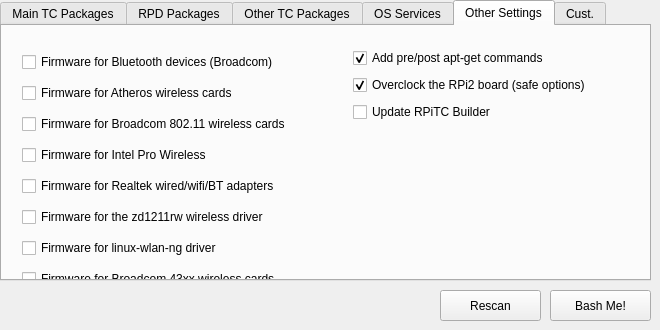
This is rpitc.ui in Gibbio/RPiTC_Builder as Qt 5 draws it before an edit. The edited form follows.
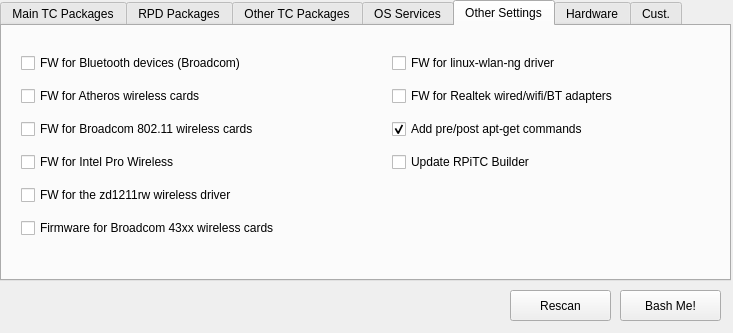
This is the edited form. The open tabs and pages were chosen to show the change. Icons and pictures are not drawn.

Commit message: Added switch for internal Bluetooth/WLAN

Patch:
```diff
--- a/rpitc.ui
+++ b/rpitc.ui
@@ -6,8 +6,8 @@
    <rect>
     <x>0</x>
     <y>0</y>
-    <width>660</width>
-    <height>330</height>
+    <width>733</width>
+    <height>333</height>
    </rect>
   </property>
   <property name="windowTitle">
@@ -23,7 +23,7 @@
      <rect>
       <x>0</x>
       <y>0</y>
-      <width>651</width>
+      <width>731</width>
       <height>281</height>
      </rect>
     </property>
@@ -535,13 +535,53 @@
      <widget class="QWidget" name="verticalLayoutWidget_6">
       <property name="geometry">
        <rect>
-        <x>340</x>
+        <x>380</x>
         <y>10</y>
-        <width>316</width>
-        <height>101</height>
+        <width>332</width>
+        <height>154</height>
        </rect>
       </property>
       <layout class="QVBoxLayout" name="othercfg_verticalLayout">
+       <property name="leftMargin">
+        <number>10</number>
+       </property>
+       <property name="topMargin">
+        <number>10</number>
+       </property>
+       <property name="rightMargin">
+        <number>10</number>
+       </property>
+       <property name="bottomMargin">
+        <number>10</number>
+       </property>
+       <item>
+        <widget class="QCheckBox" name="ng_firmware_checkBox">
+         <property name="text">
+          <string>FW for linux-wlan-ng driver</string>
+         </property>
+         <property name="icon">
+          <iconset resource="icons.qrc">
+           <normaloff>:/icons/firmware_icon.png</normaloff>:/icons/firmware_icon.png</iconset>
+         </property>
+         <property name="checked">
+          <bool>false</bool>
+         </property>
+        </widget>
+       </item>
+       <item>
+        <widget class="QCheckBox" name="rtl_firmware_checkBox">
+         <property name="text">
+          <string>FW for Realtek wired/wifi/BT adapters</string>
+         </property>
+         <property name="icon">
+          <iconset resource="icons.qrc">
+           <normaloff>:/icons/firmware_icon.png</normaloff>:/icons/firmware_icon.png</iconset>
+         </property>
+         <property name="checked">
+          <bool>false</bool>
+         </property>
+        </widget>
+       </item>
        <item>
         <widget class="QCheckBox" name="aptcache_checkBox">
          <property name="text">
@@ -556,20 +596,6 @@
          </property>
         </widget>
        </item>
-       <item>
-        <widget class="QCheckBox" name="overclock_checkBox">
-         <property name="text">
-          <string>Overclock the RPi2 board (safe options)</string>
-         </property>
-         <property name="icon">
-          <iconset resource="icons.qrc">
-           <normaloff>:/icons/overclock_icon.png</normaloff>:/icons/overclock_icon.png</iconset>
-         </property>
-         <property name="checked">
-          <bool>true</bool>
-         </property>
-        </widget>
-       </item>
        <item>
         <widget class="QCheckBox" name="update_checkBox">
          <property name="text">
@@ -591,15 +617,27 @@
        <rect>
         <x>9</x>
         <y>10</y>
-        <width>355</width>
-        <height>276</height>
+        <width>372</width>
+        <height>224</height>
        </rect>
       </property>
       <layout class="QVBoxLayout" name="firmware_verticalLayout">
+       <property name="leftMargin">
+        <number>10</number>
+       </property>
+       <property name="topMargin">
+        <number>10</number>
+       </property>
+       <property name="rightMargin">
+        <number>10</number>
+       </property>
+       <property name="bottomMargin">
+        <number>10</number>
+       </property>
        <item>
         <widget class="QCheckBox" name="bluez_firmware_checkBox">
          <property name="text">
-          <string>Firmware for Bluetooth devices (Broadcom)</string>
+          <string>FW for Bluetooth devices (Broadcom)</string>
          </property>
          <property name="icon">
           <iconset resource="icons.qrc">
@@ -613,7 +651,7 @@
        <item>
         <widget class="QCheckBox" name="ath_firmware_checkBox">
          <property name="text">
-          <string>Firmware for Atheros wireless cards</string>
+          <string>FW for Atheros wireless cards</string>
          </property>
          <property name="icon">
           <iconset resource="icons.qrc">
@@ -627,7 +665,7 @@
        <item>
         <widget class="QCheckBox" name="bcm_firmware_checkBox">
          <property name="text">
-          <string>Firmware for Broadcom 802.11 wireless cards</string>
+          <string>FW for Broadcom 802.11 wireless cards</string>
          </property>
          <property name="icon">
           <iconset resource="icons.qrc">
@@ -641,21 +679,7 @@
        <item>
         <widget class="QCheckBox" name="intel_firmware_checkBox">
          <property name="text">
-          <string>Firmware for Intel Pro Wireless</string>
-         </property>
-         <property name="icon">
-          <iconset resource="icons.qrc">
-           <normaloff>:/icons/firmware_icon.png</normaloff>:/icons/firmware_icon.png</iconset>
-         </property>
-         <property name="checked">
-          <bool>false</bool>
-         </property>
-        </widget>
-       </item>
-       <item>
-        <widget class="QCheckBox" name="rtl_firmware_checkBox">
-         <property name="text">
-          <string>Firmware for Realtek wired/wifi/BT adapters</string>
+          <string>FW for Intel Pro Wireless</string>
          </property>
          <property name="icon">
           <iconset resource="icons.qrc">
@@ -669,21 +693,7 @@
        <item>
         <widget class="QCheckBox" name="zd_firmware_checkBox">
          <property name="text">
-          <string>Firmware for the zd1211rw wireless driver</string>
-         </property>
-         <property name="icon">
-          <iconset resource="icons.qrc">
-           <normaloff>:/icons/firmware_icon.png</normaloff>:/icons/firmware_icon.png</iconset>
-         </property>
-         <property name="checked">
-          <bool>false</bool>
-         </property>
-        </widget>
-       </item>
-       <item>
-        <widget class="QCheckBox" name="ng_firmware_checkBox">
-         <property name="text">
-          <string>Firmware for linux-wlan-ng driver</string>
+          <string>FW for the zd1211rw wireless driver</string>
          </property>
          <property name="icon">
           <iconset resource="icons.qrc">
@@ -711,6 +721,77 @@
       </layout>
      </widget>
     </widget>
+    <widget class="QWidget" name="rpi3_tab">
+     <attribute name="title">
+      <string>Hardware</string>
+     </attribute>
+     <widget class="QWidget" name="verticalLayoutWidget_9">
+      <property name="geometry">
+       <rect>
+        <x>10</x>
+        <y>10</y>
+        <width>391</width>
+        <height>119</height>
+       </rect>
+      </property>
+      <layout class="QVBoxLayout" name="verticalLayout">
+       <property name="leftMargin">
+        <number>10</number>
+       </property>
+       <property name="topMargin">
+        <number>10</number>
+       </property>
+       <property name="rightMargin">
+        <number>10</number>
+       </property>
+       <property name="bottomMargin">
+        <number>10</number>
+       </property>
+       <item>
+        <widget class="QCheckBox" name="overclock_checkBox">
+         <property name="text">
+          <string>Overclock the RPi2/3 board (safe options)</string>
+         </property>
+         <property name="icon">
+          <iconset resource="icons.qrc">
+           <normaloff>:/icons/overclock_icon.png</normaloff>:/icons/overclock_icon.png</iconset>
+         </property>
+         <property name="checked">
+          <bool>true</bool>
+         </property>
+        </widget>
+       </item>
+       <item>
+        <widget class="QCheckBox" name="bluetooth_checkBox">
+         <property name="text">
+          <string>Enable integrated Bluetooth (Raspberry 3 only)</string>
+         </property>
+         <property name="icon">
+          <iconset resource="icons.qrc">
+           <normaloff>:/icons/overclock_icon.png</normaloff>:/icons/overclock_icon.png</iconset>
+         </property>
+         <property name="checked">
+          <bool>true</bool>
+         </property>
+        </widget>
+       </item>
+       <item>
+        <widget class="QCheckBox" name="wireless_checkBox">
+         <property name="text">
+          <string>Enable integrated Wireless (Raspberry 3 only)</string>
+         </property>
+         <property name="icon">
+          <iconset resource="icons.qrc">
+           <normaloff>:/icons/overclock_icon.png</normaloff>:/icons/overclock_icon.png</iconset>
+         </property>
+         <property name="checked">
+          <bool>true</bool>
+         </property>
+        </widget>
+       </item>
+      </layout>
+     </widget>
+    </widget>
     <widget class="QWidget" name="custom_tab">
      <attribute name="title">
       <string>Cust.</string>
@@ -829,7 +910,7 @@
    <widget class="QPushButton" name="pushButton">
     <property name="geometry">
      <rect>
-      <x>550</x>
+      <x>620</x>
       <y>290</y>
       <width>101</width>
       <height>31</height>
@@ -846,7 +927,7 @@
    <widget class="QPushButton" name="rescan_pushButton">
     <property name="geometry">
      <rect>
-      <x>440</x>
+      <x>510</x>
       <y>290</y>
       <width>101</width>
       <height>31</height>
```
Left out of the diff: 30 changed lines with no effect on the pictures. The commit also changes 2 other files.
